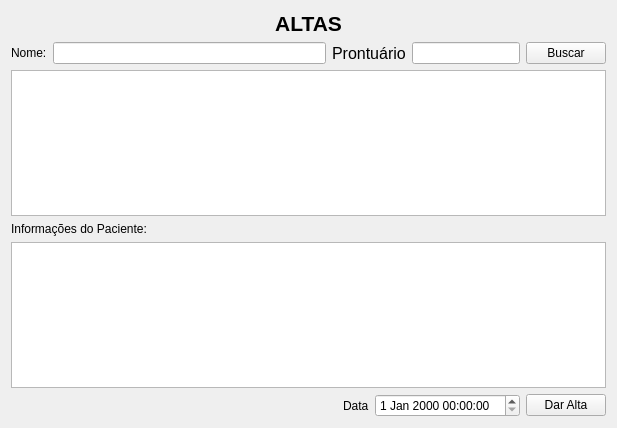
Above: GUI/discharged.ui from LCapanelli/RP3 before the change. Below: the same form after it.
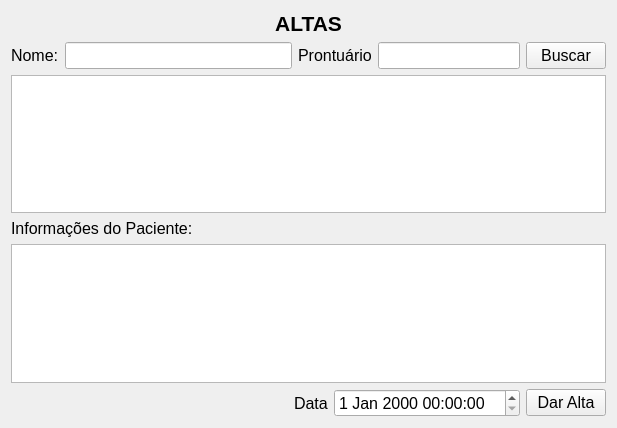
That is the form after the change.

Patch:
```diff
--- a/GUI/discharged.ui
+++ b/GUI/discharged.ui
@@ -10,6 +10,11 @@
     <height>428</height>
    </rect>
   </property>
+  <property name="font">
+   <font>
+    <pointsize>12</pointsize>
+   </font>
+  </property>
   <property name="windowTitle">
    <string>Form</string>
   </property>
```
